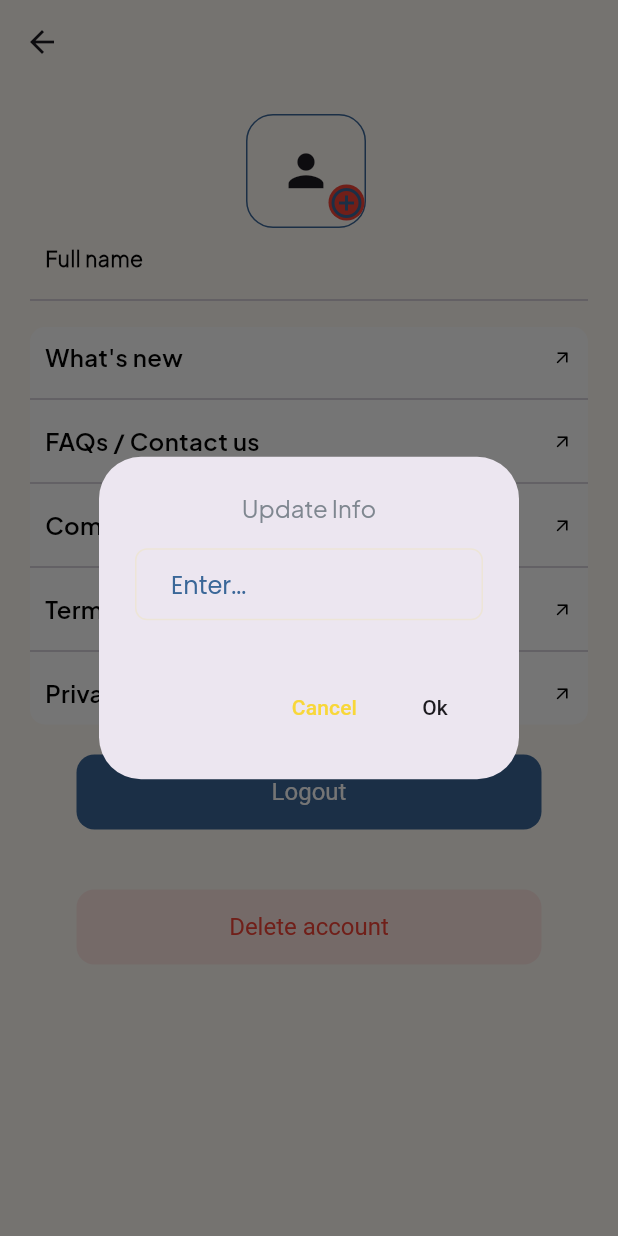
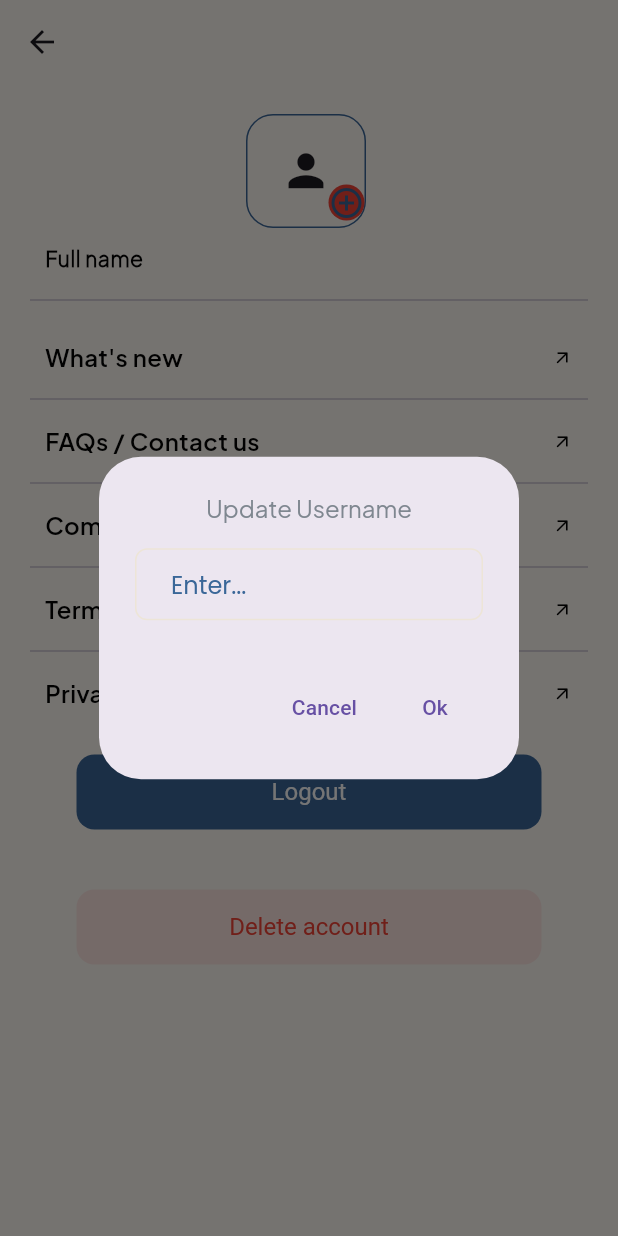
Before and after one commit to MudasirHussain72/Todo-App, a Flutter app: the ProfileView screen opened directly, after a tap on "Full name", on a phone screen of 412 x 824 dp. Run offline on Flutter 3.47's test engine with Material 3 defaults, Android fonts, the phone set to English and light mode, and no system bars; our stand-ins replace action_slider, animated_custom_dropdown, another_flushbar, cached_network_image, cloud_firestore, device_preview and 12 more; missing offline and left inert: flutter_material_color_picker; accounts and stored records are empty.

Commit message:
fix: some bug fixed

```diff
--- a/lib/utils/utils.dart
+++ b/lib/utils/utils.dart
@@ -76,7 +76,8 @@ class Utils {
         fontSize: 16);
   }
 
-  static void flushBarDoneMessage(String message, BuildContext context) {
+  static void flushBarDoneMessage(
+      String message, BuildContext context, seconds) {
     showFlushbar(
         context: context,
         flushbar: Flushbar(
@@ -85,7 +86,7 @@ class Utils {
           flushbarPosition: FlushbarPosition.TOP,
           margin: const EdgeInsets.symmetric(horizontal: 20, vertical: 10),
           padding: const EdgeInsets.all(15),
-          duration: const Duration(seconds: 2),
+          duration: Duration(seconds: seconds),
           borderRadius: BorderRadius.circular(10),
           backgroundColor: Colors.green.shade400,
           positionOffset: 20,
--- a/lib/view/dashboard/home/goal_detail_screen.dart
+++ b/lib/view/dashboard/home/goal_detail_screen.dart
@@ -41,7 +41,7 @@ class _GoalsDetailScreenState extends State<GoalsDetailScreen> {
                       .delete()
                       .then((value) {
                     Utils.flushBarDoneMessage(
-                        'Goal deletion succesfull', context);
+                        'Goal deletion succesfull', context, 2);
                     PersistentNavBarNavigator.pushNewScreen(
                       context,
                       screen: DashboardView(),
--- a/lib/view/dashboard/profile/widgets/contact_us_terms_policies.dart
+++ b/lib/view/dashboard/profile/widgets/contact_us_terms_policies.dart
@@ -1,18 +1,22 @@
 import 'package:flutter/material.dart';
 import 'package:todo_app/res/colors.dart';
+import 'package:todo_app/utils/utils.dart';
 
 class ContactUsTermsPoliciesWidget extends StatelessWidget {
   const ContactUsTermsPoliciesWidget({super.key});
 
   @override
   Widget build(BuildContext context) {
-    return Container(
+    return GestureDetector(
+      onTap: () => Utils.toastMessage('We will update it soon'),
+      child: Container(
         margin: const EdgeInsets.only(top: 10),
         height: 265,
         width: double.infinity,
         decoration: BoxDecoration(
+          color: Colors.transparent,
           borderRadius: BorderRadius.circular(10),
-          color: Theme.of(context).colorScheme.onPrimary),
+        ),
         child: Column(children: [
           Container(
             padding: const EdgeInsets.symmetric(horizontal: 10),
@@ -129,6 +133,7 @@ class ContactUsTermsPoliciesWidget extends StatelessWidget {
             ),
           ),
         ]),
+      ),
     );
   }
 }
--- a/lib/view/login/login_view.dart
+++ b/lib/view/login/login_view.dart
@@ -4,8 +4,6 @@ import 'package:todo_app/view/login/widgets/goto_signup_widget.dart';
 import 'package:todo_app/view/login/widgets/login_button_widget.dart';
 import 'package:todo_app/view/login/widgets/login_input_email_text.dart';
 import 'package:todo_app/view/login/widgets/login_password_input_text_field.dart';
-import 'package:todo_app/view/login/widgets/login_with_google_widget.dart';
-import 'package:todo_app/view/login/widgets/signin_with_text_widget.dart';
 import 'package:todo_app/view/login/widgets/welcome_back_text_widget.dart';
 
 class LoginView extends StatefulWidget {
@@ -43,8 +41,6 @@ class _LoginViewState extends State<LoginView> {
               LoginPasswordInputTextFiled(selected: isAnimationStart),
               ForgotTextWidget(selected: isAnimationStart),
               LoginButtonWidget(selected: isAnimationStart),
-              SigninWithTextWidget(selected: isAnimationStart),
-              LoginWithGoogleWidget(selected: isAnimationStart),
               GotoSignupWidget(selected: isAnimationStart),
             ],
           ),
--- a/lib/view/login/widgets/goto_signup_widget.dart
+++ b/lib/view/login/widgets/goto_signup_widget.dart
@@ -10,7 +10,7 @@ class GotoSignupWidget extends StatelessWidget {
   Widget build(BuildContext context) {
     return AnimatedPositioned(
         top: selected
-            ? MediaQuery.of(context).size.height * .64
+            ? MediaQuery.of(context).size.height * .56
             : MediaQuery.of(context).size.height / .5,
         right: MediaQuery.of(context).size.width / 3.6,
         duration: const Duration(seconds: 2),
--- a/lib/view/signup/signup_view.dart
+++ b/lib/view/signup/signup_view.dart
@@ -5,8 +5,6 @@ import 'package:todo_app/view/signup/widgets/signup_input_email_text.dart';
 import 'package:todo_app/view/signup/widgets/signup_input_name_text.dart';
 import 'package:todo_app/view/signup/widgets/signup_login_widget.dart';
 import 'package:todo_app/view/signup/widgets/signup_password_input_text_field.dart';
-import 'package:todo_app/view/signup/widgets/signup_with_google_widget.dart';
-import 'package:todo_app/view/signup/widgets/signup_with_text_widget.dart';
 
 class SignupView extends StatefulWidget {
   SignupView({super.key});
@@ -43,8 +41,6 @@ class _SignupViewState extends State<SignupView> {
               SignupEmailInputTextFiled(selected: isAnimationStart),
               SignupPasswordInputTextFiled(selected: isAnimationStart),
               SignupLoginWidget(selected: isAnimationStart),
-              SigninWithTextWidget(selected: isAnimationStart),
-              SignupWithGoogleWidget(selected: isAnimationStart),
               GotoLoginWidget(selected: isAnimationStart),
             ],
           ),
--- a/lib/view/signup/widgets/goto_login_widget.dart
+++ b/lib/view/signup/widgets/goto_login_widget.dart
@@ -9,9 +9,9 @@ class GotoLoginWidget extends StatelessWidget {
   Widget build(BuildContext context) {
     return AnimatedPositioned(
         top: selected
-            ? MediaQuery.of(context).size.height * .675
+            ? MediaQuery.of(context).size.height * .58
             : MediaQuery.of(context).size.height / .5,
-        right: MediaQuery.of(context).size.width / 3.6,
+        right: MediaQuery.of(context).size.width / 4.1,
         duration: const Duration(seconds: 2),
         curve: Curves.fastOutSlowIn,
         child: Row(
--- a/lib/view_model/controller/create_goal/create_goal_controller.dart
+++ b/lib/view_model/controller/create_goal/create_goal_controller.dart
@@ -188,7 +188,7 @@ class CreateGoalController with ChangeNotifier {
       setGoalType(''); // Reset goal type
 
       // Show success message
-      Utils.flushBarDoneMessage('Goal Created', context);
+      Utils.flushBarDoneMessage('Goal Created', context,2);
 
       // Fetch and set tasks count to reflect changes
       var homeController = Provider.of<HomeController>(context, listen: false);
--- a/lib/view_model/controller/forgot_password/forgot_password_controller.dart
+++ b/lib/view_model/controller/forgot_password/forgot_password_controller.dart
@@ -24,7 +24,8 @@ class ForgotPasswordController with ChangeNotifier {
           email: forgotPasswordEmailController.text.trim().toString());
       Utils.flushBarDoneMessage(
           'Please check your email or spam folder, we have sent your recovery email',
-          context);
+          context,
+          6);
       forgotPasswordEmailController.clear();
       setLoading(false);
     } on FirebaseAuthException catch (e) {
--- a/lib/view_model/controller/login/login_controller.dart
+++ b/lib/view_model/controller/login/login_controller.dart
@@ -247,7 +247,7 @@ class LoginController with ChangeNotifier {
               GestureDetector(
                   onTap: () {
                     userCredential.user!.sendEmailVerification().then((value) {
-                      Utils.flushBarDoneMessage('Email sent', context);
+                      Utils.flushBarDoneMessage('Email sent', context, 2);
                       Navigator.pop(context);
                     });
                   },
@@ -303,7 +303,7 @@ class LoginController with ChangeNotifier {
               isDestructiveAction: true,
               onPressed: () {
                 userCredential.user!.sendEmailVerification().then((value) {
-                  Utils.flushBarDoneMessage('Email sent', context);
+                  Utils.flushBarDoneMessage('Email sent', context, 2);
                   Navigator.pop(context);
                 });
               },
--- a/lib/view_model/controller/profile/profile_controller.dart
+++ b/lib/view_model/controller/profile/profile_controller.dart
@@ -6,7 +6,6 @@ import 'package:image_picker/image_picker.dart';
 import 'package:firebase_storage/firebase_storage.dart' as firebase_storage;
 import 'package:persistent_bottom_nav_bar/persistent_tab_view.dart';
 import 'package:todo_app/repository/profile_repository.dart';
-import 'package:todo_app/res/colors.dart';
 import 'package:todo_app/res/component/input_text_field.dart';
 import 'package:todo_app/utils/utils.dart';
 import 'package:todo_app/view/login/login_view.dart';
@@ -84,7 +83,7 @@ class ProfileController with ChangeNotifier {
         context: context,
         builder: (context) {
           return AlertDialog(
-            title: const Center(child: Text('Update Info')),
+            title: const Center(child: Text('Update Username')),
             content: SingleChildScrollView(
               child: Column(
                 children: [
@@ -107,13 +106,7 @@ class ProfileController with ChangeNotifier {
                   onPressed: () {
                     Navigator.pop(context);
                   },
-                  child: Text(
-                    'Cancel',
-                    style: Theme.of(context)
-                        .textTheme
-                        .titleSmall!
-                        .copyWith(color: AppColors.alertColor),
-                  )),
+                  child: Text('Cancel')),
               TextButton(
                   onPressed: () {
                     _repository
@@ -128,10 +121,7 @@ class ProfileController with ChangeNotifier {
                     });
                     Navigator.pop(context);
                   },
-                  child: Text(
-                    'Ok',
-                    style: Theme.of(context).textTheme.titleSmall,
-                  ))
+                  child: Text('Ok'))
             ],
           );
         });
@@ -145,8 +135,8 @@ class ProfileController with ChangeNotifier {
         .delete()
         .then((value) {
       FirebaseAuth.instance.currentUser!.delete().then((value) async {
-        await SessionController.removeUserFromPreferences();
-        await SessionController.getUserFromPreference();
+        SessionController.removeUserFromPreferences();
+        SessionController.getUserFromPreference();
         // ignore: use_build_context_synchronously
         PersistentNavBarNavigator.pushNewScreen(context,
             screen: const LoginView(), withNavBar: false);
--- a/lib/view_model/controller/signup/signup_controller.dart
+++ b/lib/view_model/controller/signup/signup_controller.dart
@@ -69,7 +69,8 @@ class SignupController with ChangeNotifier {
         Navigator.pop(context);
         Utils.flushBarDoneMessage(
             'Account create successfully, we have sent a verification email to verify your email. Please check inbox or spam folder.',
-            context);
+            context,
+            10);
         SignupController().dispose();
       }).onError((error, stackTrace) {
         setLoading(false);
```
Also changed, not shown: lib/view/dashboard/dashboard_view.dart (+7 -7 lines), lib/view/dashboard/profile/widgets/delete_account_widget.dart (+2 -7 lines). Lines whose indentation alone changed are shown as unchanged.
